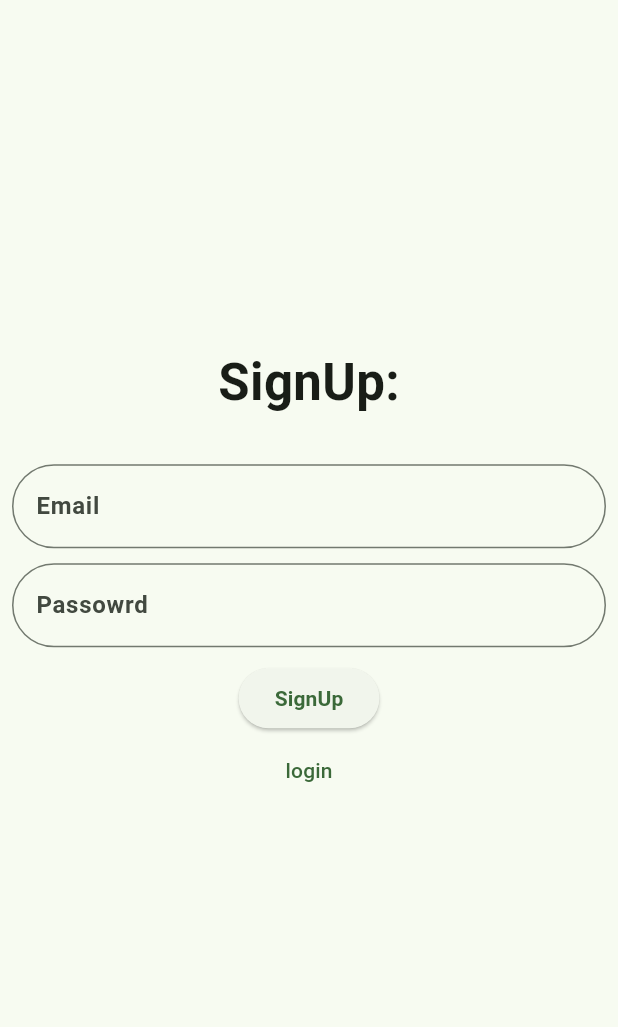
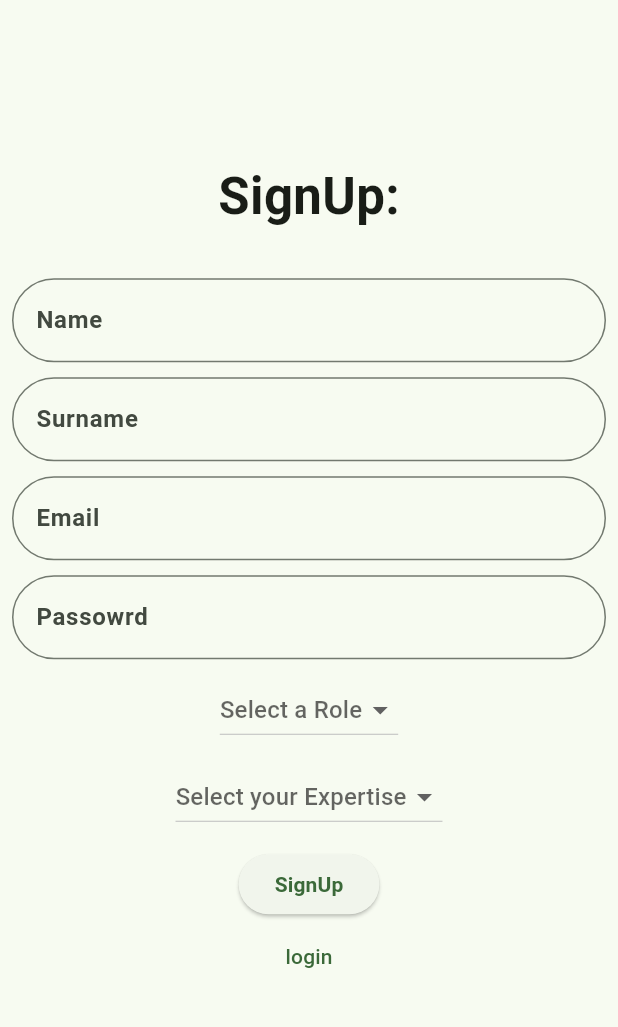
Before and after one commit to ThaboTheDev/skillsync, a Flutter app: the Signupscreen screen opened by its route, on a phone screen of 412 x 824 dp, the part 84-1111 px from its top. Run offline on Flutter 3.47's test engine with Material 3 defaults, Android fonts, the phone set to English and light mode, and no system bars; our stand-ins replace cloud_firestore, firebase_auth, firebase_core, firebase_storage; accounts and stored records are empty.

Commit message:
updated the signup UI and added the firestore features

```diff
--- a/flutter/skillsync/lib/screens/signupscreen.dart
+++ b/flutter/skillsync/lib/screens/signupscreen.dart
@@ -12,6 +12,12 @@ class _SignupscreenState extends State<Signupscreen> {
 
   final TextEditingController emailController = TextEditingController();
   final TextEditingController passwordController = TextEditingController();
+  final TextEditingController nameController = TextEditingController();
+  final TextEditingController surnameController = TextEditingController();
+  String? selectedRole;
+  String? selectedExpertise;
+  final List<String> dropdownRoles = ['mentor', 'mentee'];
+  final List<String> dropdownExpertise = ['Junior', 'intermediate','senior'];
 
   @override
   Widget build(BuildContext context) {
@@ -40,11 +46,37 @@ class _SignupscreenState extends State<Signupscreen> {
               ),
               const SizedBox(height: 30,),
               TextField(
+                controller: nameController,
+                decoration: InputDecoration(
+                  hintText: 'Name',
+                  border: OutlineInputBorder(
+                    borderRadius: BorderRadius.all(Radius.circular(30.0))
+                  ),
+                ),
+                style: TextStyle(
+                  fontWeight: FontWeight.bold,
+                ),
+              ),
+              const SizedBox(height: 10,),
+              TextField(
+                controller: surnameController,
+                decoration: InputDecoration(
+                  hintText: 'Surname',
+                  border: OutlineInputBorder(
+                    borderRadius: BorderRadius.all(Radius.circular(30.0)),
+                  ),
+                ),
+                style: TextStyle(
+                  fontWeight: FontWeight.bold,
+                ),
+              ),
+              const SizedBox(height: 10,),
+              TextField(
                 controller: emailController,
                 decoration: InputDecoration(
                   hintText: 'Email',
                   border: OutlineInputBorder(
-                    borderRadius: BorderRadius.all(Radius.circular(30.0))
+                    borderRadius: BorderRadius.all(Radius.circular(30.0)),
                   ),
                 ),
                 style: TextStyle(
@@ -65,9 +97,47 @@ class _SignupscreenState extends State<Signupscreen> {
                 ),
               ),
               const SizedBox(height: 10,),
+              DropdownButton<String>(
+                value: selectedRole,
+                hint: Text('Select a Role'),
+                items: dropdownRoles.map((String item) {
+                  return DropdownMenuItem<String>(
+                    value: item,
+                    child: Text(item),
+                  );
+                }).toList(),
+                onChanged: (String? newRole) {
+                  setState(() {
+                    selectedRole = newRole;
+                  });
+                },
+              ),
+              const SizedBox(height: 10,),
+              DropdownButton<String>(
+                value: selectedExpertise,
+                hint: Text('Select your Expertise'),
+                items: dropdownExpertise.map((String item) {
+                  return DropdownMenuItem<String>(
+                    value: item,
+                    child: Text(item),
+                  );
+                }).toList(),
+                onChanged: (String? newExpertise) {
+                  setState(() {
+                    selectedExpertise = newExpertise;
+                  });
+                },
+              ),
+              const SizedBox(height: 10,),
               ElevatedButton(
                 onPressed: () async {
-                  var valid = await signUpWithEmail(emailController.text, passwordController.text);
+                  var valid = await signUpWithEmail(
+                    nameController.text + surnameController.text,
+                    emailController.text,
+                    passwordController.text,
+                    selectedRole!,
+                    selectedExpertise!
+                  );
                   if (valid) {
                     emailController.clear();
                     passwordController.clear();
```
Also changed, not shown: flutter/skillsync/lib/backend/firestore.dart (+31 -3 lines), flutter/skillsync/lib/backend/user_auth.dart (+24 -2 lines).
